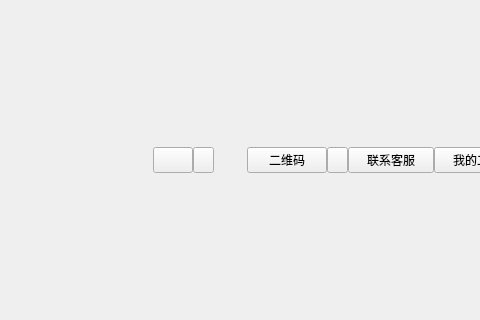
Before: the Qt Designer form src/ZcloudDesk/ZcloudDesk.ui in gispda/ZcloudDesk, drawn with Qt 5; both pictures show x 124 to 604 and y 185 to 505 of the 1329 by 752 pixel window.
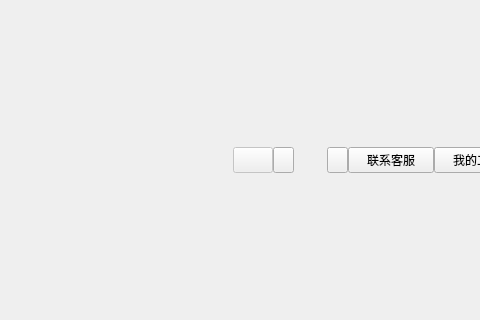
After: the same form once the commit is applied. Icons and pictures are not drawn. Custom widgets are drawn as their Qt base class.

Diff of the .ui file:
```diff
--- a/src/ZcloudDesk/ZcloudDesk.ui
+++ b/src/ZcloudDesk/ZcloudDesk.ui
@@ -82,6 +82,9 @@
      </item>
      <item>
       <widget class="QPushButton" name="usernameButton">
+       <property name="enabled">
+        <bool>false</bool>
+       </property>
        <property name="sizePolicy">
         <sizepolicy hsizetype="Fixed" vsizetype="Fixed">
          <horstretch>0</horstretch>
@@ -216,21 +219,6 @@
        </property>
       </widget>
      </item>
-     <item>
-      <widget class="QPushButton" name="twobarcodebtn">
-       <property name="styleSheet">
-        <string notr="true">QPushButton{border-image: url(:/ZcloudDesk/image/bg_transparent.png);color: rgb(255, 255, 255);
-font: 12px &quot;微软雅黑&quot;;}
-QPushButton:hover{border-image: url(:/ZcloudDesk/image/bg_transparent_hover.png);color: rgb(255, 255, 255);
-font: 12px &quot;微软雅黑&quot;}
-QPushButton:pressed{border-image: url(:/ZcloudDesk/image/bg_transparent_pre.png);color: rgb(255, 255, 255);
-font: 12px &quot;微软雅黑&quot;};</string>
-       </property>
-       <property name="text">
-        <string>二维码</string>
-       </property>
-      </widget>
-     </item>
      <item>
       <widget class="QPushButton" name="spaceButton_2">
        <property name="sizePolicy">
```
